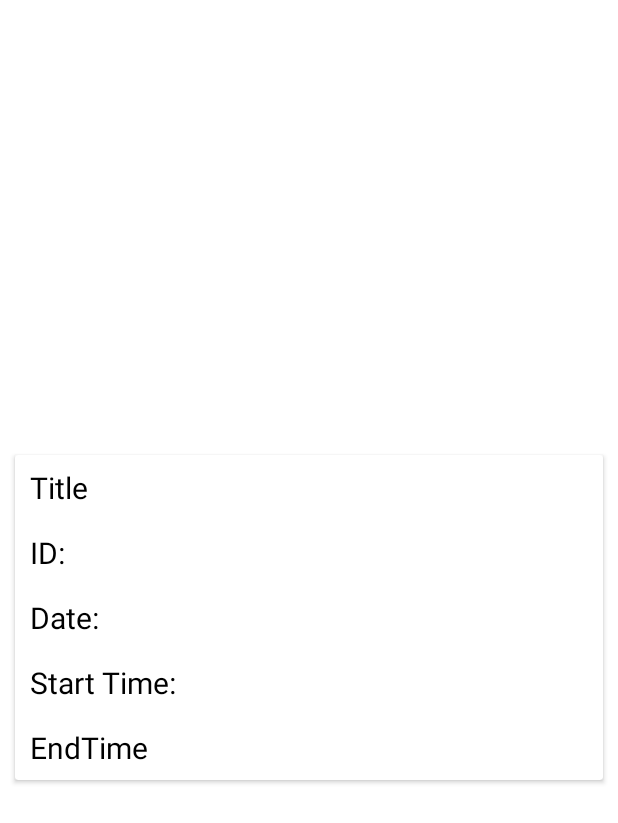
After one commit to kubrakuzgun/HMSTest-Android-Demo, an Android app: the layout meetinglist_item.xml on its own in the app's theme, with its tools: preview values and no code run, on a phone screen of 412 x 824 dp. The commit adds this screen. Shown: the top 823 px of the screen. Run offline under Robolectric (Android 15) with nearby library versions, the phone set to English and light mode, and no system bars.

Commit message:
Sena-02.01.2021

```diff
--- a/app/src/main/AndroidManifest.xml
+++ b/app/src/main/AndroidManifest.xml
@@ -15,7 +15,7 @@
             android:label="@string/title_activity_settings"
             android:theme="@style/Theme.AndroidDemo.NoActionBar"/>
         <activity
-            android:name=".MeetingsActivity"
+            android:name=".CreateMeetingsActivity"
             android:theme="@style/Theme.AndroidDemo.NoActionBar"/>
         <activity
             android:name=".ToDoActivity"
--- a/app/src/main/java/com/example/androiddemo/CalendarActivity.java
+++ b/app/src/main/java/com/example/androiddemo/CalendarActivity.java
@@ -96,7 +96,7 @@ public class CalendarActivity extends AppCompatActivity implements NavigationVie
                 break;
             }
             case R.id.nav_meetings: {
-                Intent notesIntent = new Intent(CalendarActivity.this, MeetingsActivity.class);
+                Intent notesIntent = new Intent(CalendarActivity.this, CreateMeetingsActivity.class);
                 overridePendingTransition(R.anim.fade_in,R.anim.fade_out);
                 startActivity(notesIntent);
                 break;
--- a/app/src/main/java/com/example/androiddemo/ProfileActivity.java
+++ b/app/src/main/java/com/example/androiddemo/ProfileActivity.java
@@ -104,7 +104,7 @@ public class ProfileActivity extends AppCompatActivity implements NavigationView
                 break;
             }
             case R.id.nav_meetings: {
-                Intent notesIntent = new Intent(ProfileActivity.this, MeetingsActivity.class);
+                Intent notesIntent = new Intent(ProfileActivity.this, CreateMeetingsActivity.class);
                 overridePendingTransition(R.anim.fade_in,R.anim.fade_out);
                 startActivity(notesIntent);
                 break;
--- a/app/src/main/java/com/example/androiddemo/ToDoActivity.java
+++ b/app/src/main/java/com/example/androiddemo/ToDoActivity.java
@@ -20,11 +20,9 @@ import android.view.View;
 import android.view.animation.Animation;
 import android.view.animation.AnimationUtils;
 import android.widget.Button;
-import android.widget.CheckBox;
 import android.widget.DatePicker;
 import android.widget.EditText;
 import android.widget.TextView;
-import android.widget.Toast;
 
 import com.google.android.material.navigation.NavigationView;
 
@@ -211,7 +209,7 @@ public class ToDoActivity extends AppCompatActivity implements NavigationView.On
                 break;
             }
             case R.id.nav_meetings: {
-                Intent notesIntent = new Intent(ToDoActivity.this, MeetingsActivity.class);
+                Intent notesIntent = new Intent(ToDoActivity.this, CreateMeetingsActivity.class);
                 overridePendingTransition(R.anim.fade_in,R.anim.fade_out);
                 startActivity(notesIntent);
                 break;
--- a/app/src/main/res/layout/activity_notes.xml
+++ b/app/src/main/res/layout/activity_notes.xml
@@ -4,7 +4,7 @@
     xmlns:tools="http://schemas.android.com/tools"
     android:layout_width="match_parent"
     android:layout_height="match_parent"
-    tools:context=".MeetingsActivity">
+    tools:context=".CreateMeetingsActivity">
 
     <View
         android:id="@+id/view_blurbackground5"
--- /dev/null
+++ b/app/src/main/res/layout/meetinglist_item.xml
@@ -0,0 +1,78 @@
+<?xml version="1.0" encoding="utf-8"?>
+<androidx.cardview.widget.CardView xmlns:android="http://schemas.android.com/apk/res/android"
+    android:layout_width="match_parent"
+    android:layout_height="wrap_content"
+    android:layout_centerHorizontal="true"
+    android:layout_gravity="center"
+    android:layout_margin="10dp"
+    android:background="#F1EFF4">
+
+
+    <LinearLayout
+        android:layout_width="match_parent"
+        android:layout_height="match_parent"
+        android:orientation="horizontal">
+
+
+        <LinearLayout
+            android:layout_width="350dp"
+            android:layout_height="wrap_content"
+            android:orientation="vertical"
+            android:paddingStart="10dp">
+
+            <TextView
+                android:id="@+id/text_meetingtitle"
+                android:layout_width="match_parent"
+                android:layout_height="wrap_content"
+                android:layout_gravity="center_horizontal"
+                android:layout_marginTop="8dp"
+                android:layout_marginBottom="8dp"
+                android:text="Title"
+                android:textColor="@android:color/black"
+                android:textSize="20sp" />
+
+            <TextView
+                android:id="@+id/text_meetingid"
+                android:layout_width="match_parent"
+                android:layout_height="wrap_content"
+                android:layout_gravity="left"
+                android:layout_marginTop="8dp"
+                android:layout_marginBottom="8dp"
+                android:text="ID: "
+                android:textColor="@android:color/black"
+                android:textSize="20sp" />
+            <TextView
+                android:id="@+id/text_meetingdate"
+                android:layout_width="match_parent"
+                android:layout_height="wrap_content"
+                android:layout_gravity="center_horizontal"
+                android:layout_marginTop="8dp"
+                android:layout_marginBottom="8dp"
+                android:text="Date: "
+                android:textColor="@android:color/black"
+                android:textSize="20sp" />
+
+            <TextView
+                android:id="@+id/text_meetingstart"
+                android:layout_width="match_parent"
+                android:layout_height="wrap_content"
+                android:layout_gravity="center_horizontal"
+                android:layout_marginTop="8dp"
+                android:layout_marginBottom="8dp"
+                android:text="Start Time: "
+                android:textColor="@android:color/black"
+                android:textSize="20sp" />
+
+            <TextView
+                android:id="@+id/text_meetingend"
+                android:layout_width="match_parent"
+                android:layout_height="wrap_content"
+                android:layout_gravity="center_horizontal"
+                android:layout_marginTop="8dp"
+                android:layout_marginBottom="8dp"
+                android:text="EndTime "
+                android:textColor="@android:color/black"
+                android:textSize="20sp" />
+        </LinearLayout>
+    </LinearLayout>
+</androidx.cardview.widget.CardView>
```
Also changed, not shown: app/src/main/java/com/example/androiddemo/CreateMeetingsActivity.java (renamed from app/src/main/java/com/example/androiddemo/MeetingsActivity.java, +8 -8 lines), app/src/main/java/com/example/androiddemo/DatabaseHelper.java (+105 -0 lines), app/src/main/java/com/example/androiddemo/MainActivity.java (+42 -25 lines), app/src/main/java/com/example/androiddemo/Meeting.java (added, +58 -0 lines), app/src/main/java/com/example/androiddemo/MeetingListAdapter.java (added, +147 -0 lines), app/src/main/res/layout/activity_main.xml (+104 -8 lines).
